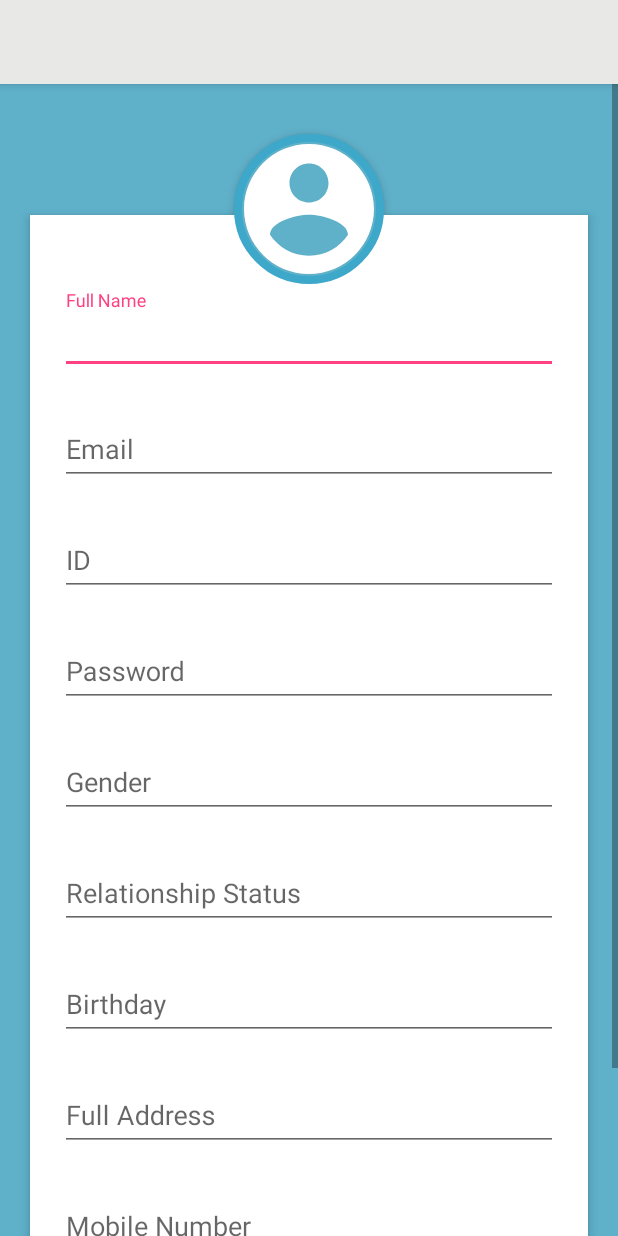
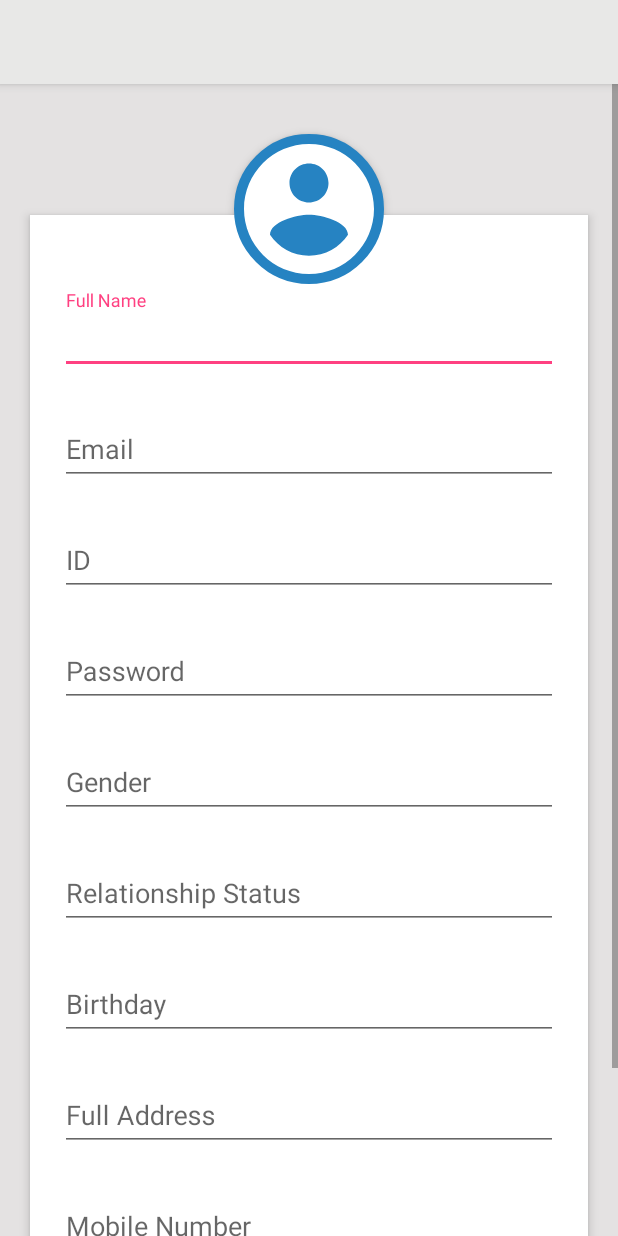
Before and after one commit to sramsha/MRISecondScreen1, an Android app: the layout activity_view_profile.xml on its own in the app's theme, with its tools: preview values and no code run, on a phone screen of 412 x 824 dp. Run offline under Robolectric (Android 15) with nearby library versions, the phone set to English and light mode, and no system bars.

Commit message:
Updated the colors of ViewProfile Activity layout

```diff
--- a/app/src/main/res/drawable/user_profile_image_background.xml
+++ b/app/src/main/res/drawable/user_profile_image_background.xml
@@ -2,10 +2,10 @@
 <shape xmlns:android="http://schemas.android.com/apk/res/android"
     android:shape="rectangle">
     <corners android:radius="1000dp" />
-    <solid android:color="#5fb0c9" />
+    <solid android:color="#2683c2" />
     <stroke
         android:width="5dip"
-        android:color="#3da8c9" />
+        android:color="#2683c2" />
     <padding
         android:bottom="4dp"
         android:left="4dp"
--- a/app/src/main/res/layout/activity_view_profile.xml
+++ b/app/src/main/res/layout/activity_view_profile.xml
@@ -19,7 +19,7 @@ tools:openDrawer="start">
         <RelativeLayout xmlns:android="http://schemas.android.com/apk/res/android"
             android:layout_width="match_parent"
             android:layout_height="wrap_content"
-            android:background="#5fb0c9"
+            android:background="@color/lightgrey"
             android:orientation="vertical"
             android:scrollbarAlwaysDrawVerticalTrack="true">
 
@@ -186,10 +186,10 @@ tools:openDrawer="start">
                         android:layout_width="fill_parent"
                         android:layout_height="wrap_content"
                         android:layout_margin="22dp"
-                        android:background="#d67601"
                         android:text="Update"
                         android:textAllCaps="false"
                         android:textColor="#fff"
+                        android:background="@drawable/btn"
                         android:textSize="18sp" />
                 </LinearLayout>
 
```
